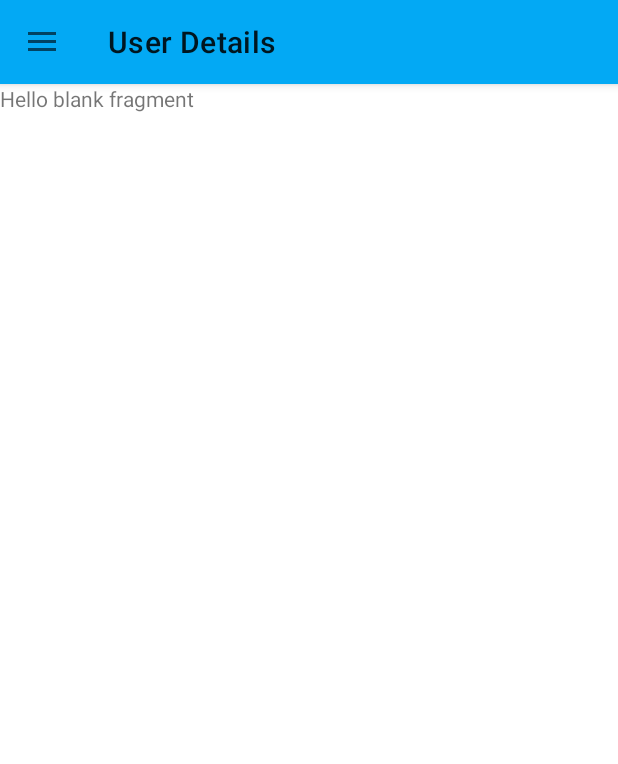
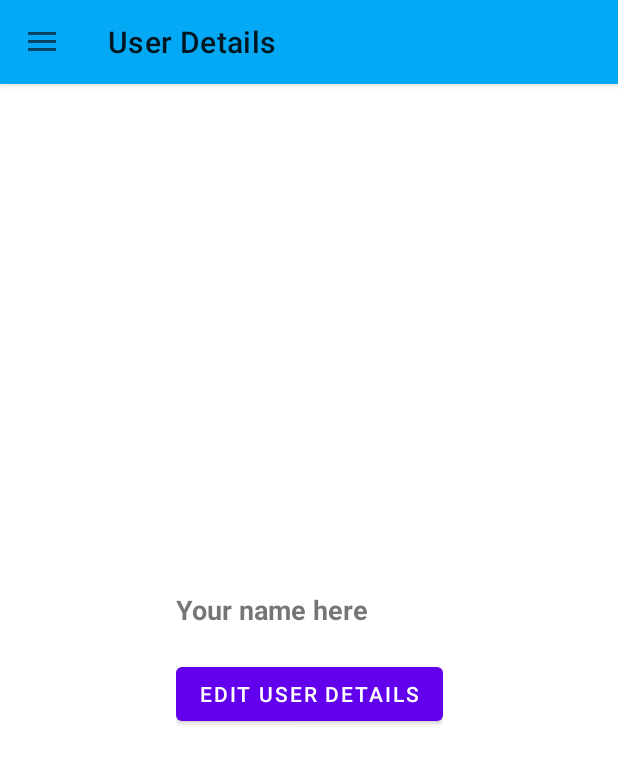
Before and after one commit to ibanlacson/Pyalungan, an Android app: the MainActivity screen opened directly, with no data from a screen before it, in the side drawer, after a tap on "👥 User Details", on a phone screen of 412 x 824 dp. Shown: the top 764 px of the screen. Run offline under Robolectric (Android 15) with nearby library versions, the phone set to English and light mode, and no system bars; our stand-ins replace navigation-ui.

Commit message:
Edited the UserDetailsFragment.kt and added the AlertDiaglog Function. Also, implemented the UserDetailsFragmentInterface to MainActivity,kt.

```diff
--- a/app/src/main/java/com/auf/cea/pyalungan/MainActivity.kt
+++ b/app/src/main/java/com/auf/cea/pyalungan/MainActivity.kt
@@ -2,6 +2,7 @@ package com.auf.cea.pyalungan
 
 import androidx.appcompat.app.AppCompatActivity
 import android.os.Bundle
+import android.util.Log
 import android.view.Menu
 import androidx.core.view.GravityCompat
 import androidx.drawerlayout.widget.DrawerLayout
@@ -11,8 +12,9 @@ import androidx.navigation.ui.navigateUp
 import androidx.navigation.ui.setupActionBarWithNavController
 import androidx.navigation.ui.setupWithNavController
 import com.auf.cea.pyalungan.databinding.ActivityMainBinding
+import com.auf.cea.pyalungan.fragments.UserDetailsFragment
 
-class MainActivity : AppCompatActivity() {
+class MainActivity : AppCompatActivity(), UserDetailsFragment.UserDetailsInterface {
     private lateinit var binding : ActivityMainBinding
     private lateinit var appBarConfiguration: AppBarConfiguration
 
@@ -52,4 +54,8 @@ class MainActivity : AppCompatActivity() {
         val navController = findNavController(R.id.nav_host_fragment_container)
         return navController.navigateUp(appBarConfiguration) || super.onSupportNavigateUp()
     }
+
+    override fun onEdit(username: String) {
+        Log.d(MainActivity::class.java.simpleName, username)
+    }
 }
--- a/app/src/main/java/com/auf/cea/pyalungan/fragments/UserDetailsFragment.kt
+++ b/app/src/main/java/com/auf/cea/pyalungan/fragments/UserDetailsFragment.kt
@@ -1,60 +1,80 @@
 package com.auf.cea.pyalungan.fragments
 
+import android.content.Context
+import android.content.DialogInterface
 import android.os.Bundle
 import androidx.fragment.app.Fragment
 import android.view.LayoutInflater
 import android.view.View
 import android.view.ViewGroup
+import android.widget.EditText
+import android.widget.LinearLayout
+import androidx.appcompat.app.AlertDialog
 import com.auf.cea.pyalungan.R
+import com.auf.cea.pyalungan.databinding.FragmentUserDetailsBinding
 
-// TODO: Rename parameter arguments, choose names that match
-// the fragment initialization parameters, e.g. ARG_ITEM_NUMBER
-private const val ARG_PARAM1 = "param1"
-private const val ARG_PARAM2 = "param2"
+class UserDetailsFragment : Fragment(), View.OnClickListener {
+    private lateinit var binding : FragmentUserDetailsBinding
+    private lateinit var userDetailsInterface: UserDetailsInterface
 
-/**
- * A simple [Fragment] subclass.
- * Use the [UserDetailsFragment.newInstance] factory method to
- * create an instance of this fragment.
- */
-class UserDetailsFragment : Fragment() {
-    // TODO: Rename and change types of parameters
-    private var param1: String? = null
-    private var param2: String? = null
+    interface UserDetailsInterface{
+        fun onEdit(username:String)
+    }
 
-    override fun onCreate(savedInstanceState: Bundle?) {
-        super.onCreate(savedInstanceState)
-        arguments?.let {
-            param1 = it.getString(ARG_PARAM1)
-            param2 = it.getString(ARG_PARAM2)
+    override fun onAttach(context: Context) {
+        super.onAttach(context)
+        userDetailsInterface = context as UserDetailsInterface
+    }
+
+    override fun onCreateView(
+        inflater: LayoutInflater,
+        container: ViewGroup?,
+        savedInstanceState: Bundle?
+    ): View? {
+        binding = FragmentUserDetailsBinding.inflate(inflater,container,false)
+        return binding.root
+    }
+
+    override fun onViewCreated(view: View, savedInstanceState: Bundle?) {
+        super.onViewCreated(view, savedInstanceState)
+        binding.btnEditUserDetails.setOnClickListener(this)
+
+    }
+
+    override fun onClick(p0: View?) {
+        when(p0!!.id){
+            (R.id.btn_edit_user_details) -> {
+                createAlertDialog()
+            }
         }
     }
 
-    override fun onCreateView(
-        inflater: LayoutInflater, container: ViewGroup?,
-        savedInstanceState: Bundle?
-    ): View? {
-        // Inflate the layout for this fragment
-        return inflater.inflate(R.layout.fragment_user_details, container, false)
-    }
+    private fun createAlertDialog(){
+        val editLayout = LinearLayout(activity)
+        editLayout.orientation = LinearLayout.VERTICAL
 
-    companion object {
-        /**
-         * Use this factory method to create a new instance of
-         * this fragment using the provided parameters.
-         *
-         * @param param1 Parameter 1.
-         * @param param2 Parameter 2.
-         * @return A new instance of fragment UserDetailsFragment.
-         */
-        // TODO: Rename and change types and number of parameters
-        @JvmStatic
-        fun newInstance(param1: String, param2: String) =
-            UserDetailsFragment().apply {
-                arguments = Bundle().apply {
-                    putString(ARG_PARAM1, param1)
-                    putString(ARG_PARAM2, param2)
-                }
-            }
+        val editUsername = EditText(activity)
+        editUsername.hint = "Username"
+
+        editLayout.addView(editUsername)
+        editLayout.setPadding(50,60,50,60)
+
+
+        val alertDialog : AlertDialog.Builder? = activity?.let { AlertDialog.Builder(it) }
+        alertDialog?.setTitle("Edit user details")
+        alertDialog?.setView(editLayout)
+
+        alertDialog?.setPositiveButton("Save", DialogInterface.OnClickListener{dialog,_ ->
+            val username = editUsername.text.toString()
+
+            userDetailsInterface.onEdit(username)
+            dialog.dismiss()
+        })
+
+        alertDialog?.setNegativeButton("Cancel", DialogInterface.OnClickListener{dialog,_ ->
+            dialog.dismiss()
+        })
+
+        alertDialog?.show()
     }
 }
--- a/app/src/main/res/layout/fragment_user_details.xml
+++ b/app/src/main/res/layout/fragment_user_details.xml
@@ -1,14 +1,37 @@
 <?xml version="1.0" encoding="utf-8"?>
-<FrameLayout xmlns:android="http://schemas.android.com/apk/res/android"
+<androidx.constraintlayout.widget.ConstraintLayout
+    xmlns:android="http://schemas.android.com/apk/res/android"
+    xmlns:app="http://schemas.android.com/apk/res-auto"
     xmlns:tools="http://schemas.android.com/tools"
     android:layout_width="match_parent"
     android:layout_height="match_parent"
     tools:context=".fragments.UserDetailsFragment">
 
-    <!-- TODO: Update blank fragment layout -->
-    <TextView
-        android:layout_width="match_parent"
-        android:layout_height="match_parent"
-        android:text="@string/hello_blank_fragment" />
+    <LinearLayout
+        android:layout_width="wrap_content"
+        android:layout_height="wrap_content"
+        android:orientation="vertical"
+        app:layout_constraintBottom_toBottomOf="parent"
+        app:layout_constraintEnd_toEndOf="parent"
+        app:layout_constraintStart_toStartOf="parent"
+        app:layout_constraintTop_toTopOf="parent">
 
-</FrameLayout>
+        <TextView
+            android:id="@+id/txt_name"
+            android:layout_width="wrap_content"
+            android:layout_height="wrap_content"
+            android:text="Your name here"
+            android:textSize="18sp"
+            android:textStyle="bold"
+            android:layout_marginBottom="20dp"/>
+
+        <Button
+            android:id="@+id/btn_edit_user_details"
+            android:layout_width="wrap_content"
+            android:layout_height="wrap_content"
+            android:text="Edit User Details"
+            />
+
+    </LinearLayout>
+
+</androidx.constraintlayout.widget.ConstraintLayout>
```
